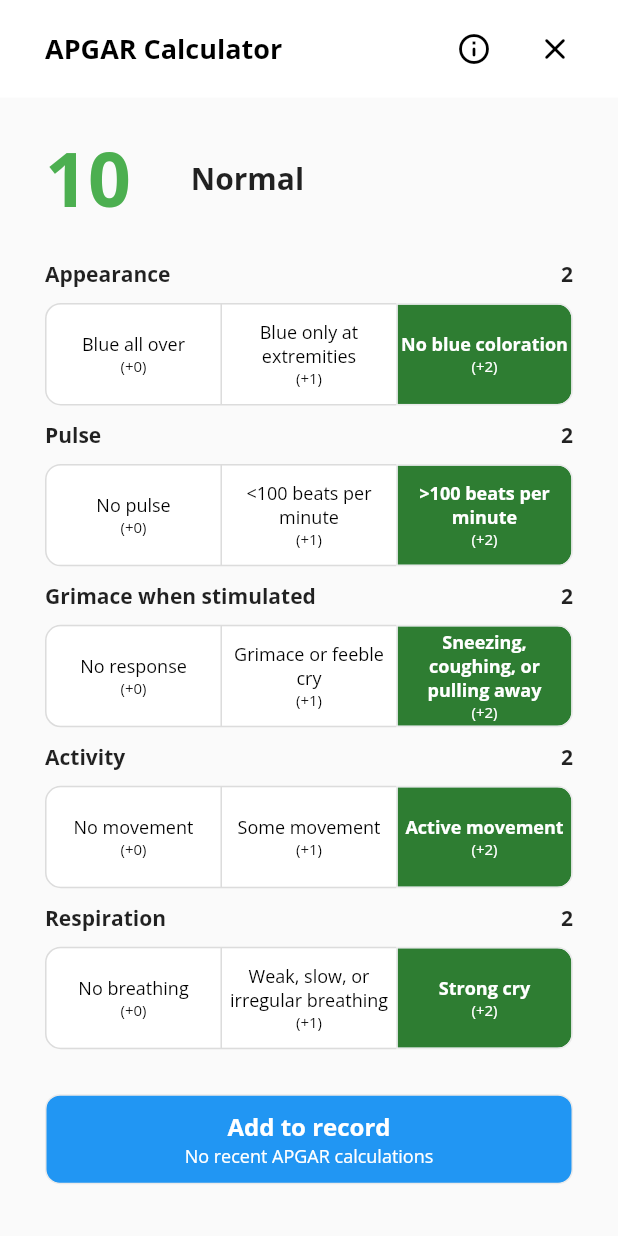
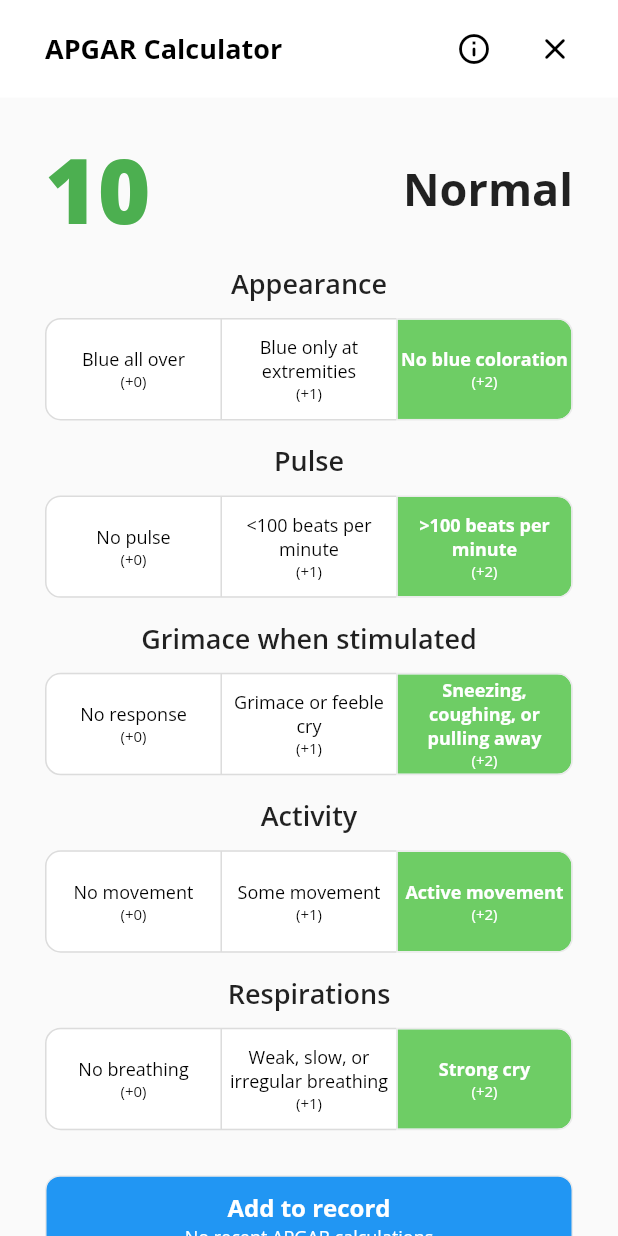
Before and after one commit to kybele-project/mobile-gen2, a Flutter app: the APGARCalculator widget shown alone on an empty page, opened directly, on a phone screen of 412 x 824 dp. Run offline on Flutter 3.47's test engine with Material 2 defaults, Android fonts, the phone set to English and light mode, and no system bars; our stand-ins replace firebase_auth, firebase_core, google_fonts, youtube_player_flutter; accounts and stored records are empty; network calls fail.

Commit message:
Adjusted UI on APGAR calculator

```diff
--- a/lib/tools/APGARCalculator.dart
+++ b/lib/tools/APGARCalculator.dart
@@ -71,9 +71,9 @@ class _APGARCalculatorState extends State<APGARCalculator> {
 
 
   final List<Color>colors_list = [
-    const Color(0xffb71c1c),
-    const Color(0xfffdd835),
-    const Color(0xff2e7d32),
+    Color.fromARGB(255, 184, 89, 89),
+    Color.fromARGB(255, 227, 208, 122),
+    Color.fromARGB(255, 110, 205, 101),
   ];
 
 
@@ -221,41 +221,38 @@ class _APGARCalculatorState extends State<APGARCalculator> {
                         SizedBox(height: 10),
                         Row(
                           crossAxisAlignment: CrossAxisAlignment.center,
+                          mainAxisAlignment: MainAxisAlignment.spaceBetween,
                           children: [
                             Container(
+
                               child:
-                              normal ? Text("$_scoreAPGAR", style: const TextStyle(fontSize: 50, fontWeight: FontWeight.bold, color: Colors.green))
+                              normal ? Text("$_scoreAPGAR", style: const TextStyle(fontSize: 60, fontWeight: FontWeight.w900, color: Colors.green))
                                      : (
-                                          watch ? Text("$_scoreAPGAR", style: const TextStyle(fontSize: 50, fontWeight: FontWeight.bold, color: Colors.amber))
-                                                : Text("$_scoreAPGAR", style: const TextStyle(fontSize: 50, fontWeight: FontWeight.bold, color: Colors.redAccent))
+                                          watch ? Text("$_scoreAPGAR", style: const TextStyle(fontSize: 60, fontWeight: FontWeight.w900, color: Colors.amber))
+                                                : Text("$_scoreAPGAR", style: const TextStyle(fontSize: 60, fontWeight: FontWeight.w900, color: Colors.redAccent))
                                        ),
                             ),
-                            const SizedBox(width: 40),
-                            Flexible(
-                              child: normal ? Text("Normal", style: const TextStyle(fontSize: 20, fontWeight: FontWeight.bold))
-                                            : (
-                                                watch ? Text("Further monitoring required", style: const TextStyle(fontSize: 20, fontWeight: FontWeight.bold))
-                                                    : Text("Immediate medical attention needed", style: const TextStyle(fontSize: 20, fontWeight: FontWeight.bold))
-                                              ),
-                            ),
+
+                              Flexible(
+
+                                child: normal ? Text("Normal", style: const TextStyle(fontSize: 30, fontWeight: FontWeight.bold,), textAlign: TextAlign.center)
+                                              : (
+                                                  watch ? Text("Further monitoring required", style: const TextStyle(fontSize: 25, fontWeight: FontWeight.bold), textAlign: TextAlign.right)
+                                                      : Text("Immediate medical attention needed", style: const TextStyle(fontSize: 25, fontWeight: FontWeight.bold), textAlign: TextAlign.right)
+                                                ),
+                              ),
+
                           ],
                         ),
-                        SizedBox(height: 20),
+                        SizedBox(height: 10),
                         Row(
-                          mainAxisAlignment: MainAxisAlignment.spaceBetween,
+                          mainAxisAlignment: MainAxisAlignment.center,
                           children: [
                             const Text(
                               "Appearance",
                               style: TextStyle(
-                                fontSize: 14,
-                                fontWeight: FontWeight.bold,
-                              ),
-                            ),
-                            Text(
-                              _varA1String,
-                              style: TextStyle(
-                                fontSize: 14,
-                                fontWeight: FontWeight.bold,
+                                fontSize: 18,
+                                fontWeight: FontWeight.w600,
                               ),
                             ),
                           ],
@@ -289,22 +286,15 @@ class _APGARCalculatorState extends State<APGARCalculator> {
                             getTabWidget('No blue coloration', _selectedA1[2], 2),
                           ],
                         ),
-                        const SizedBox(height: 10),
+                        const SizedBox(height: 15),
                         Row(
-                          mainAxisAlignment: MainAxisAlignment.spaceBetween,
+                          mainAxisAlignment: MainAxisAlignment.center,
                           children: [
                             const Text(
                               "Pulse",
                               style: TextStyle(
-                                fontSize: 14,
-                                fontWeight: FontWeight.bold,
-                              ),
-                            ),
-                            Text(
-                              _varPString,
-                              style: TextStyle(
-                                fontSize: 14,
-                                fontWeight: FontWeight.bold,
+                                fontSize: 18,
+                                fontWeight: FontWeight.w600,
                               ),
                             ),
                           ],
@@ -338,22 +328,15 @@ class _APGARCalculatorState extends State<APGARCalculator> {
                             getTabWidget('>100 beats per minute', _selectedP[2], 2),
                           ],
                         ),
-                        const SizedBox(height: 10),
+                        const SizedBox(height: 15),
                         Row(
-                          mainAxisAlignment: MainAxisAlignment.spaceBetween,
+                          mainAxisAlignment: MainAxisAlignment.center,
                           children: [
                             const Text(
                               "Grimace when stimulated",
                               style: TextStyle(
-                                fontSize: 14,
-                                fontWeight: FontWeight.bold,
-                              ),
-                            ),
-                            Text(
-                              _varGString,
-                              style: TextStyle(
-                                fontSize: 14,
-                                fontWeight: FontWeight.bold,
+                                fontSize: 18,
+                                fontWeight: FontWeight.w600,
                               ),
                             ),
                           ],
@@ -387,22 +370,15 @@ class _APGARCalculatorState extends State<APGARCalculator> {
                             getTabWidget('Sneezing, coughing, or pulling away', _selectedG[2], 2),
                           ],
                         ),
-                        const SizedBox(height: 10),
+                        const SizedBox(height: 15),
                         Row(
-                          mainAxisAlignment: MainAxisAlignment.spaceBetween,
+                          mainAxisAlignment: MainAxisAlignment.center,
                           children: [
                             const Text(
                               "Activity",
                               style: TextStyle(
-                                fontSize: 14,
-                                fontWeight: FontWeight.bold,
-                              ),
-                            ),
-                            Text(
-                              _varA2String,
-                              style: TextStyle(
-                                fontSize: 14,
-                                fontWeight: FontWeight.bold,
+                                fontSize: 18,
+                                fontWeight: FontWeight.w600,
                               ),
                             ),
                           ],
@@ -436,22 +412,15 @@ class _APGARCalculatorState extends State<APGARCalculator> {
                             getTabWidget('Active movement', _selectedA2[2], 2),
                           ],
                         ),
-                        const SizedBox(height: 10),
+                        const SizedBox(height: 15),
                         Row(
-                          mainAxisAlignment: MainAxisAlignment.spaceBetween,
+                          mainAxisAlignment: MainAxisAlignment.center,
                           children: [
                             const Text(
-                              "Respiration",
+                              "Respirations",
                               style: TextStyle(
-                                fontSize: 14,
-                                fontWeight: FontWeight.bold,
-                              ),
-                            ),
-                            Text(
-                              _varRString,
-                              style: TextStyle(
-                                fontSize: 14,
-                                fontWeight: FontWeight.bold,
+                                fontSize: 18,
+                                fontWeight: FontWeight.w600,
                               ),
                             ),
                           ],
--- a/lib/tools/NRPFlowChart.dart
+++ b/lib/tools/NRPFlowChart.dart
@@ -22,7 +22,7 @@ class NRPFlowChart extends StatelessWidget {
               ),
               SizedBox(height: 8),
               Image(
-                height: 700,
+                height: 500,
                 image: AssetImage('assets/CroppedFlow.jpg'),
               ),
             ],
```
